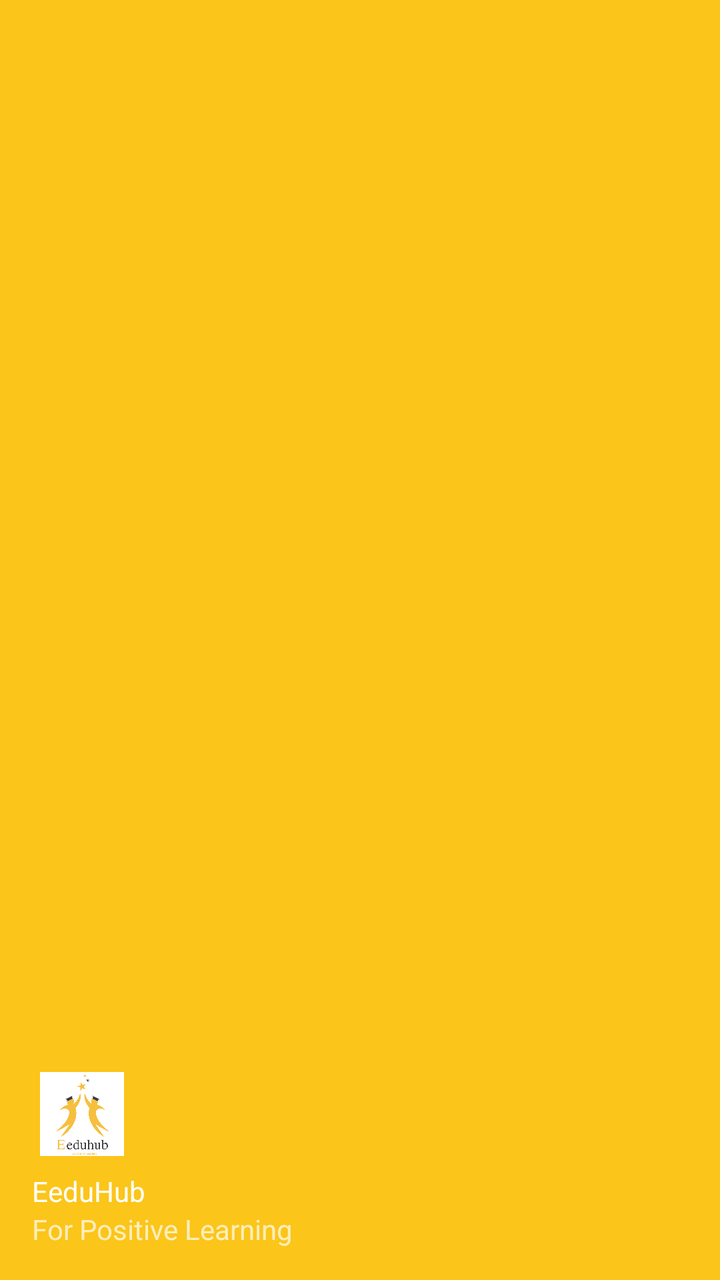
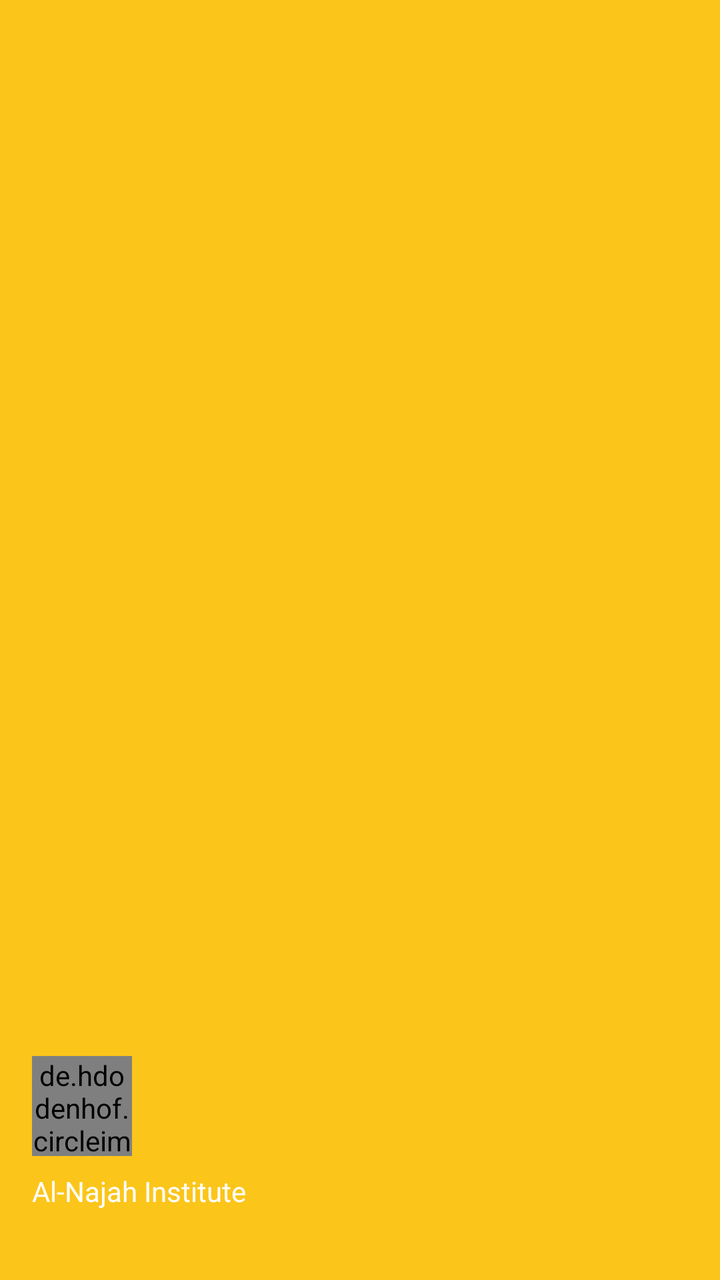

Two renders of the same Android screen: before a commit and after it. Below are the layout's source before the change and the commit's diff.
<!-- AndroidManifest.xml: application theme AppTheme -->
<!-- res/layout/nav_header_main.xml -->
<?xml version="1.0" encoding="utf-8"?>
<LinearLayout xmlns:android="http://schemas.android.com/apk/res/android"
    xmlns:app="http://schemas.android.com/apk/res-auto"
    android:layout_width="match_parent"
    android:layout_height="@dimen/nav_header_height"
    android:background="#FBC51A"
    android:gravity="bottom"
    android:orientation="vertical"
    android:paddingLeft="@dimen/activity_horizontal_margin"
    android:paddingTop="@dimen/activity_vertical_margin"
    android:paddingRight="@dimen/activity_horizontal_margin"
    android:paddingBottom="@dimen/activity_vertical_margin"
    android:theme="@style/ThemeOverlay.AppCompat.Dark">

    <ImageView
        android:id="@+id/imageView"
        android:layout_width="50dp"
        android:layout_height="50dp"
        android:contentDescription="@string/nav_header_desc"
        android:paddingTop="@dimen/nav_header_vertical_spacing"
        app:srcCompat="@mipmap/icon" />

    <TextView
        android:layout_width="match_parent"
        android:layout_height="wrap_content"
        android:paddingTop="@dimen/nav_header_vertical_spacing"
        android:text="@string/nav_header_title"
        android:textAppearance="@style/TextAppearance.AppCompat.Body1" />

    <TextView
        android:id="@+id/textView"
        android:layout_width="wrap_content"
        android:layout_height="wrap_content"
        android:text="@string/nav_header_subtitle" />

</LinearLayout>
<!-- resources referenced by this layout -->
<resources>
  <dimen name="activity_horizontal_margin">16dp</dimen>
  <dimen name="activity_vertical_margin">16dp</dimen>
  <dimen name="nav_header_height">176dp</dimen>
  <dimen name="nav_header_vertical_spacing">8dp</dimen>
  <!-- mipmap icon: png bitmap (mipmap-xxxhdpi, 56528 bytes) -->
  <string name="nav_header_desc">Navigation header</string>
  <string name="nav_header_subtitle">For Positive Learning</string>
  <string name="nav_header_title">EeduHub</string>
  <style name="AppTheme" parent="Theme.AppCompat.Light.DarkActionBar">
          
          <item name="colorPrimary">@color/colorPrimary</item>
          <item name="colorPrimaryDark">@color/colorPrimaryDark</item>
          <item name="colorAccent">@color/colorAccent</item>
      </style>
  <color name="colorPrimary">#F9C933</color>
  <color name="colorPrimaryDark">#F9C933</color>
  <color name="colorAccent">#F4BF19</color>
</resources>

<!-- the commit's change to res/layout/nav_header_main.xml (unified diff, before → after) -->
@@ -12,25 +12,26 @@
     android:paddingBottom="@dimen/activity_vertical_margin"
     android:theme="@style/ThemeOverlay.AppCompat.Dark">
 
-    <ImageView
-        android:id="@+id/imageView"
+    <de.hdodenhof.circleimageview.CircleImageView
+        xmlns:app="http://schemas.android.com/apk/res-auto"
+        android:id="@+id/profile_image"
         android:layout_width="50dp"
         android:layout_height="50dp"
-        android:contentDescription="@string/nav_header_desc"
-        android:paddingTop="@dimen/nav_header_vertical_spacing"
-        app:srcCompat="@mipmap/icon" />
+        android:src="@drawable/anicon"
+        app:civ_border_width="0dp"
+        app:civ_border_color="#FF000000"/>
 
     <TextView
         android:layout_width="match_parent"
         android:layout_height="wrap_content"
         android:paddingTop="@dimen/nav_header_vertical_spacing"
-        android:text="@string/nav_header_title"
+        android:text="Al-Najah Institute"
         android:textAppearance="@style/TextAppearance.AppCompat.Body1" />
 
     <TextView
         android:id="@+id/textView"
         android:layout_width="wrap_content"
         android:layout_height="wrap_content"
-        android:text="@string/nav_header_subtitle" />
+        android:text="" />
 
 </LinearLayout>
<!-- resource entries referenced after the edit -->
@@ -4,10 +4,7 @@
   <dimen name="activity_vertical_margin">16dp</dimen>
   <dimen name="nav_header_height">176dp</dimen>
   <dimen name="nav_header_vertical_spacing">8dp</dimen>
-  <!-- mipmap icon: png bitmap (mipmap-xxxhdpi, 56528 bytes) -->
-  <string name="nav_header_desc">Navigation header</string>
-  <string name="nav_header_subtitle">For Positive Learning</string>
-  <string name="nav_header_title">EeduHub</string>
+  <!-- drawable anicon: jpg bitmap (drawable, 123839 bytes) -->
   <style name="AppTheme" parent="Theme.AppCompat.Light.DarkActionBar">
           
           <item name="colorPrimary">@color/colorPrimary</item>
